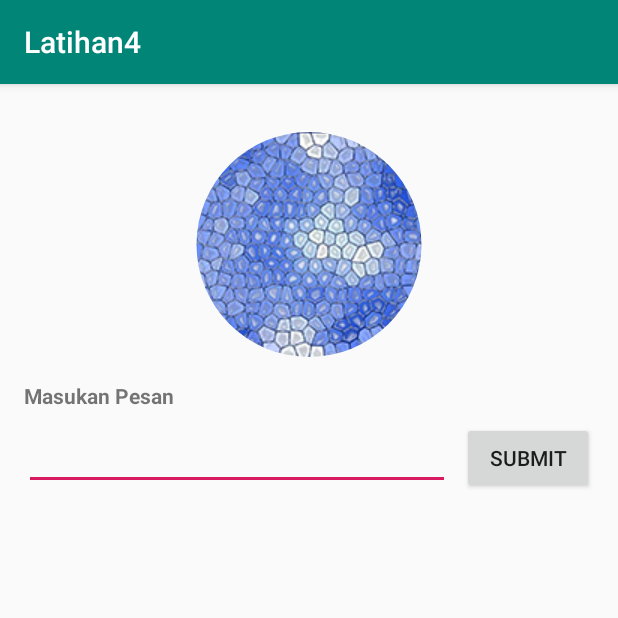
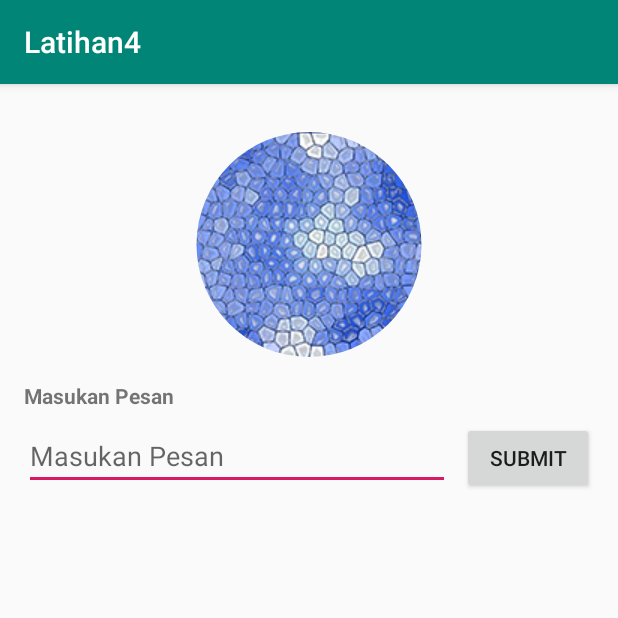
Before and after one commit to Purbha/Latihan4, an Android app: the screen it shows after launch (MainActivity), on a phone screen of 412 x 824 dp, the top half of it. Run offline under Robolectric (Android 15) with nearby library versions, the phone set to English and light mode, and no system bars; our stand-ins replace CircleImageView.

```diff
--- a/app/src/main/java/com/ims_hr/latihan4/MainActivity.java
+++ b/app/src/main/java/com/ims_hr/latihan4/MainActivity.java
@@ -1,7 +1,7 @@
 package com.ims_hr.latihan4;
 
+import android.os.Bundle;
 import android.support.v7.app.AppCompatActivity;
-import android.os.Bundle;
 import android.view.View;
 import android.widget.Button;
 import android.widget.EditText;
@@ -21,8 +21,8 @@ public class MainActivity extends AppCompatActivity {
     }
 
     private void Inisial() {
-        B_Submit = (Button) findViewById(R.id.button_Main_Submit);
-        E_Pesan = (EditText) findViewById(R.id.editText_Main_Pesan);
+        B_Submit = findViewById(R.id.button_Main_Submit);
+        E_Pesan = findViewById(R.id.editText_Main_Pesan);
     }
 
     private void Listen_B_Submit() {
--- a/app/src/main/res/layout/activity_main.xml
+++ b/app/src/main/res/layout/activity_main.xml
@@ -49,7 +49,8 @@
         android:layout_marginEnd="8dp"
         android:ems="10"
         android:inputType="text"
-        android:autofillHints=""
+        android:autofillHints="@string/textView_Main_Judul"
+        android:hint="@string/textView_Main_Judul"
         app:layout_constraintEnd_toStartOf="@+id/button_Main_Submit"
         app:layout_constraintStart_toStartOf="parent"
         app:layout_constraintTop_toBottomOf="@+id/textView_Main_Judul" />
--- a/build.gradle
+++ b/build.gradle
@@ -7,7 +7,7 @@ buildscript {
 
     }
     dependencies {
-        classpath 'com.android.tools.build:gradle:3.5.3'
+        classpath 'com.android.tools.build:gradle:3.6.1'
 
         // NOTE: Do not place your application dependencies here; they belong
         // in the individual module build.gradle files
```
Also changed, not shown: gradle/wrapper/gradle-wrapper.properties.
